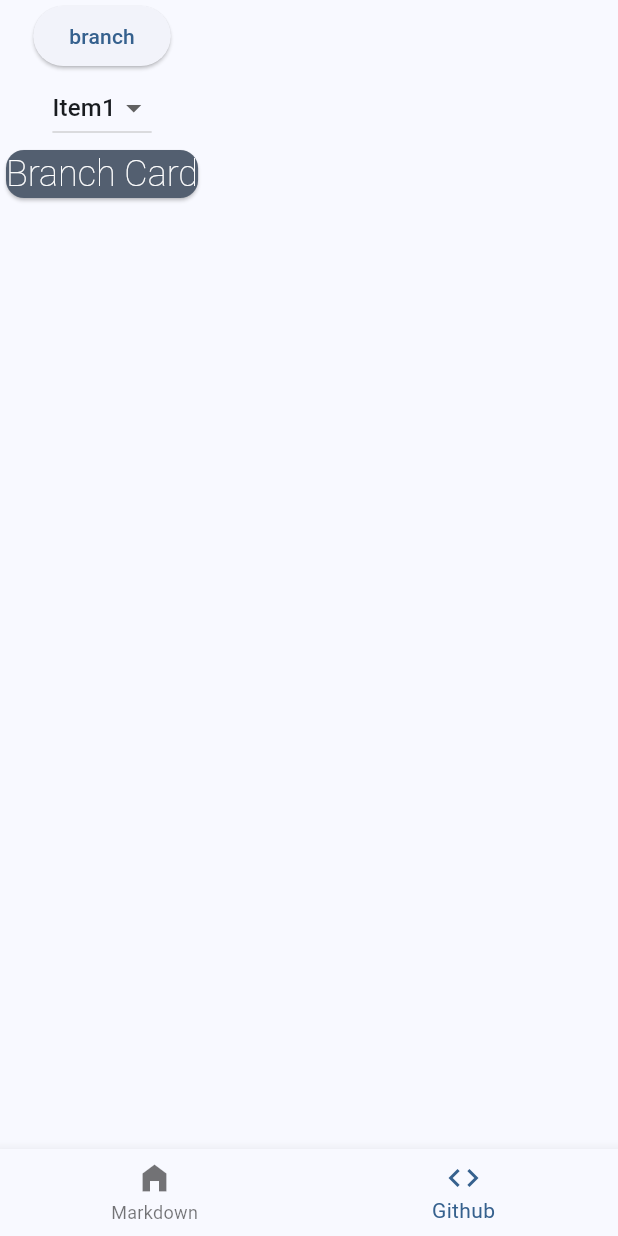
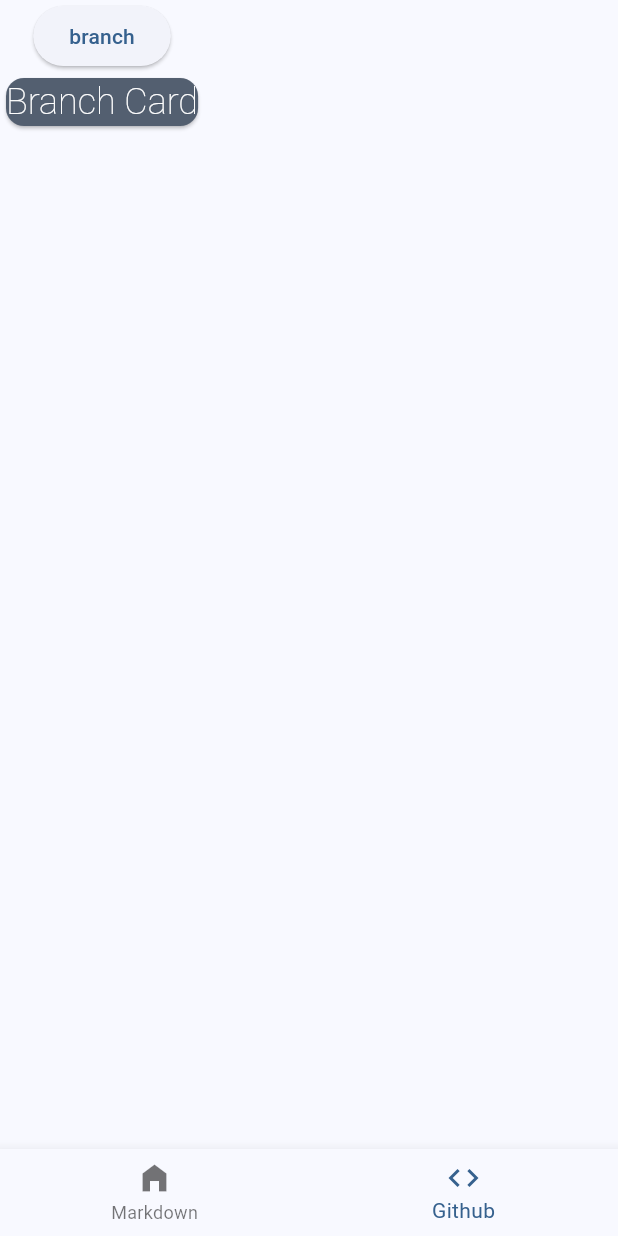
Before and after one commit to Bengerthelorf/gitmark, a Flutter app: the screen it shows after launch, item 2 of the bottom bar chosen, on a phone screen of 412 x 824 dp. Run offline on Flutter 3.47's test engine with Material 2 defaults, Android fonts, the light colour scheme and no system bars.

Commit message:
😶‍🌫️

```diff
--- a/lib/Page/github_page.dart
+++ b/lib/Page/github_page.dart
@@ -25,12 +25,9 @@ class _GithubPageState extends State<GithubPage> {
             // other properties
             ),
           ),
-          DropdownButton(items: [
-            DropdownMenuItem(child: Text("Item1")),
-            DropdownMenuItem(child: Text("Item2"))
-            ],
-            onChanged: (value) {}
-          ),
+          //Dropdownbuttomstart
+
+          // Dropdown buttom end
           BranchCard(),
         ],
       ),
```
